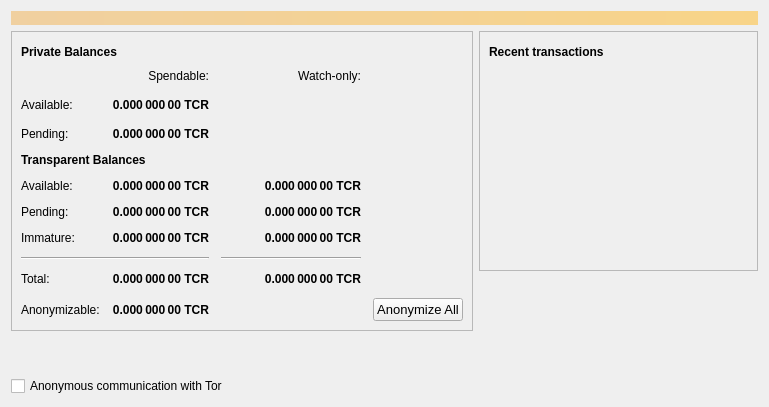
First picture: the form in src/qt/forms/overviewpage.ui, repository tecracoin/tecracoin, before the edit.
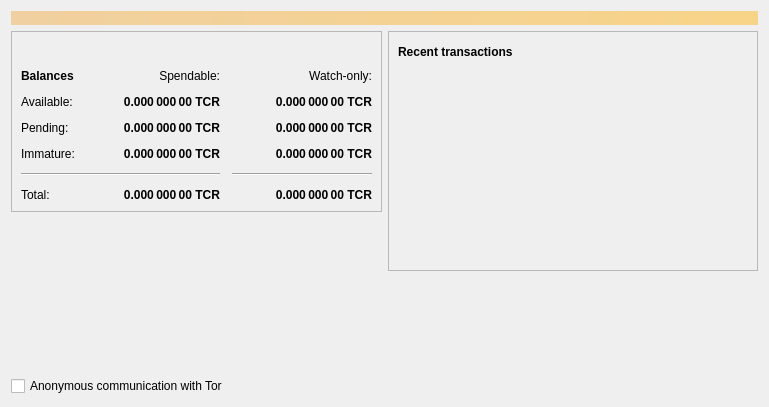
Second picture: the form after the edit. Icons and pictures are not drawn.

Commit message: Remove private balances from QT

```diff
--- a/src/qt/forms/overviewpage.ui
+++ b/src/qt/forms/overviewpage.ui
@@ -48,19 +48,6 @@
          <layout class="QVBoxLayout" name="verticalLayout_4">
           <item>
            <layout class="QHBoxLayout" name="horizontalLayout_4">
-            <item>
-             <widget class="QLabel" name="label_5">
-              <property name="font">
-               <font>
-                <weight>75</weight>
-                <bold>true</bold>
-               </font>
-              </property>
-              <property name="text">
-               <string>Private Balances</string>
-              </property>
-             </widget>
-            </item>
             <item>
              <widget class="QPushButton" name="labelWalletStatus">
               <property name="enabled">
@@ -114,82 +101,8 @@
             <property name="spacing">
              <number>12</number>
             </property>
-            <item row="16" column="0">
-             <widget class="QLabel" name="labelAnonymizableText">
-              <property name="text">
-               <string>Anonymizable:</string>
-              </property>
-             </widget>
-            </item>
-            <item row="2" column="3">
-             <spacer name="horizontalSpacer_2">
-              <property name="orientation">
-               <enum>Qt::Horizontal</enum>
-              </property>
-              <property name="sizeHint" stdset="0">
-               <size>
-                <width>40</width>
-                <height>20</height>
-               </size>
-              </property>
-             </spacer>
-            </item>
-            <item row="6" column="0" colspan="2">
-             <widget class="QLabel" name="label">
-              <property name="font">
-               <font>
-                <weight>75</weight>
-                <bold>true</bold>
-               </font>
-              </property>
-              <property name="text">
-               <string>Transparent Balances</string>
-              </property>
-             </widget>
-            </item>
-            <item row="16" column="1">
-             <widget class="QLabel" name="labelAnonymizable">
-              <property name="font">
-               <font>
-                <weight>75</weight>
-                <bold>true</bold>
-               </font>
-              </property>
-              <property name="text">
-               <string>0.000 000 00 TCR</string>
-              </property>
-              <property name="alignment">
-               <set>Qt::AlignRight|Qt::AlignTrailing|Qt::AlignVCenter</set>
-              </property>
-             </widget>
-            </item>
-            <item row="11" column="2">
-             <widget class="QLabel" name="labelWatchPending">
-              <property name="font">
-               <font>
-                <weight>75</weight>
-                <bold>true</bold>
-               </font>
-              </property>
-              <property name="cursor">
-               <cursorShape>IBeamCursor</cursorShape>
-              </property>
-              <property name="toolTip">
-               <string>Unconfirmed transactions to watch-only addresses</string>
-              </property>
-              <property name="text">
-               <string notr="true">0.000 000 00 TCR</string>
-              </property>
-              <property name="alignment">
-               <set>Qt::AlignRight|Qt::AlignTrailing|Qt::AlignVCenter</set>
-              </property>
-              <property name="textInteractionFlags">
-               <set>Qt::LinksAccessibleByMouse|Qt::TextSelectableByKeyboard|Qt::TextSelectableByMouse</set>
-              </property>
-             </widget>
-            </item>
             <item row="10" column="1">
-             <widget class="QLabel" name="labelBalance">
+             <widget class="QLabel" name="labelImmature">
               <property name="font">
                <font>
                 <weight>75</weight>
@@ -213,18 +126,21 @@
               </property>
              </widget>
             </item>
-            <item row="0" column="1">
-             <widget class="QLabel" name="labelSpendable">
-              <property name="text">
-               <string>Spendable:</string>
+            <item row="0" column="0">
+             <widget class="QLabel" name="label">
+              <property name="font">
+               <font>
+                <weight>75</weight>
+                <bold>true</bold>
+               </font>
               </property>
-              <property name="alignment">
-               <set>Qt::AlignRight|Qt::AlignTrailing|Qt::AlignVCenter</set>
+              <property name="text">
+               <string>Balances</string>
               </property>
              </widget>
             </item>
             <item row="10" column="2">
-             <widget class="QLabel" name="labelWatchAvailable">
+             <widget class="QLabel" name="labelWatchImmature">
               <property name="font">
                <font>
                 <weight>75</weight>
@@ -248,46 +164,64 @@
               </property>
              </widget>
             </item>
-            <item row="11" column="0">
-             <widget class="QLabel" name="labelPendingText">
-              <property name="text">
-               <string>Pending:</string>
-              </property>
-             </widget>
-            </item>
-            <item row="5" column="1">
-             <widget class="QLabel" name="labelUnconfirmedPrivate">
-              <property name="font">
-               <font>
-                <weight>75</weight>
-                <bold>true</bold>
-               </font>
-              </property>
-              <property name="cursor">
-               <cursorShape>IBeamCursor</cursorShape>
-              </property>
-              <property name="toolTip">
-               <string>Total of anonymize transactions that have yet to be confirmed, and do not yet count toward the spendable balance</string>
-              </property>
-              <property name="text">
-               <string>0.000 000 00 TCR</string>
-              </property>
-              <property name="alignment">
-               <set>Qt::AlignRight|Qt::AlignTrailing|Qt::AlignVCenter</set>
-              </property>
-              <property name="textInteractionFlags">
-               <set>Qt::LinksAccessibleByMouse|Qt::TextSelectableByKeyboard|Qt::TextSelectableByMouse</set>
-              </property>
-             </widget>
-            </item>
-            <item row="5" column="0">
-             <widget class="QLabel" name="labelUnconfirmedPrivateText">
-              <property name="text">
-               <string>Pending:</string>
-              </property>
-             </widget>
-            </item>
             <item row="13" column="2">
+             <widget class="QLabel" name="labelWatchTotal">
+              <property name="font">
+               <font>
+                <weight>75</weight>
+                <bold>true</bold>
+               </font>
+              </property>
+              <property name="cursor">
+               <cursorShape>IBeamCursor</cursorShape>
+              </property>
+              <property name="toolTip">
+               <string>Current total balance in watch-only addresses</string>
+              </property>
+              <property name="text">
+               <string notr="true">0.000 000 00 TCR</string>
+              </property>
+              <property name="alignment">
+               <set>Qt::AlignRight|Qt::AlignTrailing|Qt::AlignVCenter</set>
+              </property>
+              <property name="textInteractionFlags">
+               <set>Qt::LinksAccessibleByMouse|Qt::TextSelectableByKeyboard|Qt::TextSelectableByMouse</set>
+              </property>
+             </widget>
+            </item>
+            <item row="11" column="0" colspan="2">
+             <widget class="Line" name="line">
+              <property name="orientation">
+               <enum>Qt::Horizontal</enum>
+              </property>
+             </widget>
+            </item>
+            <item row="13" column="1">
+             <widget class="QLabel" name="labelTotal">
+              <property name="font">
+               <font>
+                <weight>75</weight>
+                <bold>true</bold>
+               </font>
+              </property>
+              <property name="cursor">
+               <cursorShape>IBeamCursor</cursorShape>
+              </property>
+              <property name="toolTip">
+               <string>Your current total balance</string>
+              </property>
+              <property name="text">
+               <string notr="true">0.000 000 00 TCR</string>
+              </property>
+              <property name="alignment">
+               <set>Qt::AlignRight|Qt::AlignTrailing|Qt::AlignVCenter</set>
+              </property>
+              <property name="textInteractionFlags">
+               <set>Qt::LinksAccessibleByMouse|Qt::TextSelectableByKeyboard|Qt::TextSelectableByMouse</set>
+              </property>
+             </widget>
+            </item>
+            <item row="11" column="2">
              <widget class="Line" name="lineWatchBalance">
               <property name="sizePolicy">
                <sizepolicy hsizetype="Preferred" vsizetype="Fixed">
@@ -306,7 +240,7 @@
               </property>
              </widget>
             </item>
-            <item row="15" column="0">
+            <item row="13" column="0">
              <widget class="QLabel" name="labelTotalText">
               <property name="text">
                <string>Total:</string>
@@ -324,121 +258,14 @@
              </widget>
             </item>
             <item row="10" column="0">
-             <widget class="QLabel" name="labelBalanceText">
-              <property name="text">
-               <string>Available:</string>
-              </property>
-             </widget>
-            </item>
-            <item row="15" column="1">
-             <widget class="QLabel" name="labelTotal">
-              <property name="font">
-               <font>
-                <weight>75</weight>
-                <bold>true</bold>
-               </font>
-              </property>
-              <property name="cursor">
-               <cursorShape>IBeamCursor</cursorShape>
-              </property>
-              <property name="toolTip">
-               <string>Your current total balance</string>
-              </property>
-              <property name="text">
-               <string notr="true">0.000 000 00 TCR</string>
-              </property>
-              <property name="alignment">
-               <set>Qt::AlignRight|Qt::AlignTrailing|Qt::AlignVCenter</set>
-              </property>
-              <property name="textInteractionFlags">
-               <set>Qt::LinksAccessibleByMouse|Qt::TextSelectableByKeyboard|Qt::TextSelectableByMouse</set>
-              </property>
-             </widget>
-            </item>
-            <item row="15" column="2">
-             <widget class="QLabel" name="labelWatchTotal">
-              <property name="font">
-               <font>
-                <weight>75</weight>
-                <bold>true</bold>
-               </font>
-              </property>
-              <property name="cursor">
-               <cursorShape>IBeamCursor</cursorShape>
-              </property>
-              <property name="toolTip">
-               <string>Current total balance in watch-only addresses</string>
-              </property>
-              <property name="text">
-               <string notr="true">0.000 000 00 TCR</string>
-              </property>
-              <property name="alignment">
-               <set>Qt::AlignRight|Qt::AlignTrailing|Qt::AlignVCenter</set>
-              </property>
-              <property name="textInteractionFlags">
-               <set>Qt::LinksAccessibleByMouse|Qt::TextSelectableByKeyboard|Qt::TextSelectableByMouse</set>
-              </property>
-             </widget>
-            </item>
-            <item row="13" column="0" colspan="2">
-             <widget class="Line" name="line">
-              <property name="orientation">
-               <enum>Qt::Horizontal</enum>
-              </property>
-             </widget>
-            </item>
-            <item row="11" column="1">
-             <widget class="QLabel" name="labelUnconfirmed">
-              <property name="font">
-               <font>
-                <weight>75</weight>
-                <bold>true</bold>
-               </font>
-              </property>
-              <property name="cursor">
-               <cursorShape>IBeamCursor</cursorShape>
-              </property>
-              <property name="toolTip">
-               <string>Total of transactions that have yet to be confirmed, and do not yet count toward the spendable balance</string>
-              </property>
-              <property name="text">
-               <string notr="true">0.000 000 00 TCR</string>
-              </property>
-              <property name="alignment">
-               <set>Qt::AlignRight|Qt::AlignTrailing|Qt::AlignVCenter</set>
-              </property>
-              <property name="textInteractionFlags">
-               <set>Qt::LinksAccessibleByMouse|Qt::TextSelectableByKeyboard|Qt::TextSelectableByMouse</set>
-              </property>
-             </widget>
-            </item>
-            <item row="16" column="4">
-             <widget class="QPushButton" name="anonymizeButton">
-              <property name="sizePolicy">
-               <sizepolicy hsizetype="Minimum" vsizetype="Minimum">
-                <horstretch>0</horstretch>
-                <verstretch>0</verstretch>
-               </sizepolicy>
-              </property>
-              <property name="font">
-               <font>
-                <pointsize>10</pointsize>
-               </font>
-              </property>
-              <property name="text">
-               <string>Anonymize All</string>
-              </property>
-             </widget>
-            </item>
-            <item row="12" column="0">
              <widget class="QLabel" name="labelImmatureText">
               <property name="text">
                <string>Immature:</string>
               </property>
              </widget>
             </item>
-            <item row="12" column="1">
-             <widget class="QLabel" name="labelImmature">
+            <item row="9" column="2">
+             <widget class="QLabel" name="labelWatchPending">
               <property name="font">
                <font>
                 <weight>75</weight>
@@ -462,8 +289,8 @@
               </property>
              </widget>
             </item>
-            <item row="12" column="2">
-             <widget class="QLabel" name="labelWatchImmature">
+            <item row="9" column="1">
+             <widget class="QLabel" name="labelUnconfirmed">
               <property name="font">
                <font>
                 <weight>75</weight>
@@ -487,15 +314,57 @@
               </property>
              </widget>
             </item>
-            <item row="2" column="0">
-             <widget class="QLabel" name="labelPrivateText">
+            <item row="8" column="2">
+             <widget class="QLabel" name="labelWatchAvailable">
+              <property name="font">
+               <font>
+                <weight>75</weight>
+                <bold>true</bold>
+               </font>
+              </property>
+              <property name="cursor">
+               <cursorShape>IBeamCursor</cursorShape>
+              </property>
+              <property name="toolTip">
+               <string>Your current balance in watch-only addresses</string>
+              </property>
+              <property name="text">
+               <string notr="true">0.000 000 00 TCR</string>
+              </property>
+              <property name="alignment">
+               <set>Qt::AlignRight|Qt::AlignTrailing|Qt::AlignVCenter</set>
+              </property>
+              <property name="textInteractionFlags">
+               <set>Qt::LinksAccessibleByMouse|Qt::TextSelectableByKeyboard|Qt::TextSelectableByMouse</set>
+              </property>
+             </widget>
+            </item>
+            <item row="8" column="0">
+             <widget class="QLabel" name="labelBalanceText">
               <property name="text">
                <string>Available:</string>
               </property>
              </widget>
             </item>
-            <item row="2" column="1">
-             <widget class="QLabel" name="labelPrivate">
+            <item row="9" column="0">
+             <widget class="QLabel" name="labelPendingText">
+              <property name="text">
+               <string>Pending:</string>
+              </property>
+             </widget>
+            </item>
+            <item row="0" column="1">
+             <widget class="QLabel" name="labelSpendable">
+              <property name="text">
+               <string>Spendable:</string>
+              </property>
+              <property name="alignment">
+               <set>Qt::AlignRight|Qt::AlignTrailing|Qt::AlignVCenter</set>
+              </property>
+             </widget>
+            </item>
+            <item row="8" column="1">
+             <widget class="QLabel" name="labelBalance">
               <property name="font">
                <font>
                 <weight>75</weight>
@@ -509,7 +378,7 @@
                <string>Your current spendable anonymized balance</string>
               </property>
               <property name="text">
-               <string>0.000 000 00 TCR</string>
+               <string notr="true">0.000 000 00 TCR</string>
               </property>
               <property name="alignment">
                <set>Qt::AlignRight|Qt::AlignTrailing|Qt::AlignVCenter</set>
```
Left out of the diff: 30 changed lines with no effect on the pictures.
